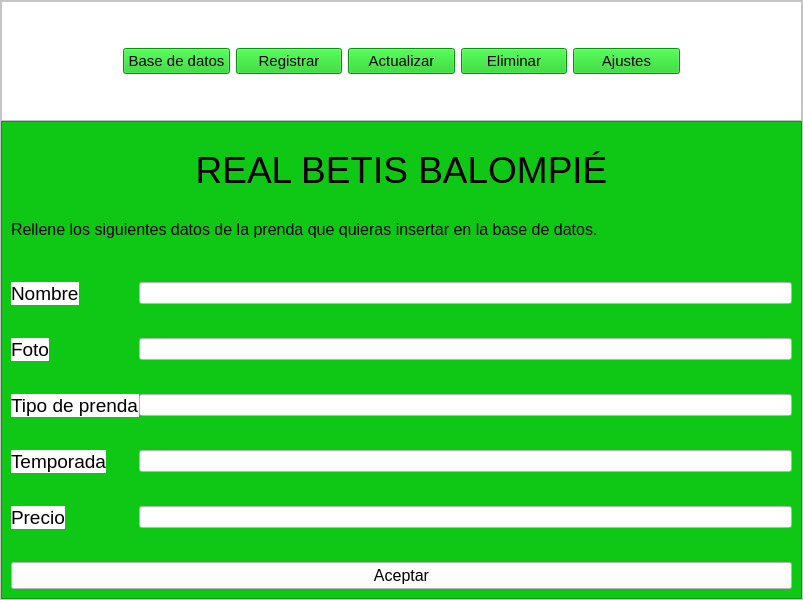
This is Programacion/Proyecto_Programacion_escritorio/diseño_aplicacion_escritorio.ui in FjBarreraR/SAFA as Qt 5 draws it before an edit. The edited form follows.
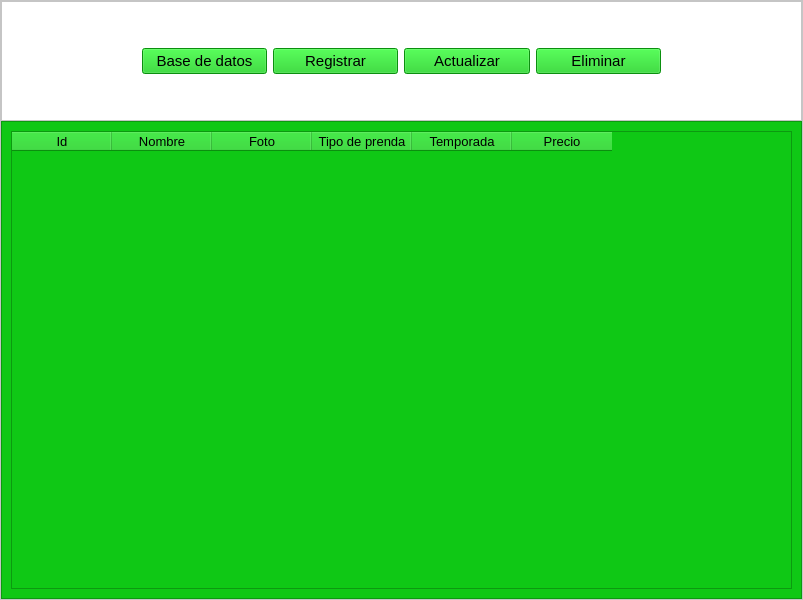
This is the edited form. The open tabs and pages were chosen to show the change. Icons and pictures are not drawn.

```diff
--- a/Programacion/Proyecto_Programacion_escritorio/diseño_aplicacion_escritorio.ui
+++ b/Programacion/Proyecto_Programacion_escritorio/diseño_aplicacion_escritorio.ui
@@ -14,7 +14,7 @@
    <string>MainWindow</string>
   </property>
   <widget class="QWidget" name="centralwidget">
-   <layout class="QHBoxLayout" name="horizontalLayout_6">
+   <layout class="QVBoxLayout" name="verticalLayout_8">
     <property name="spacing">
      <number>0</number>
     </property>
@@ -70,7 +70,7 @@
          <property name="frameShadow">
           <enum>QFrame::Raised</enum>
          </property>
-         <layout class="QHBoxLayout" name="horizontalLayout" stretch="0,0,0,0,0,0,0">
+         <layout class="QHBoxLayout" name="horizontalLayout" stretch="0,0,0,0,0,0">
           <item>
            <widget class="QLabel" name="label">
             <property name="styleSheet">
@@ -138,18 +138,6 @@
             </property>
            </widget>
           </item>
-          <item>
-           <widget class="QPushButton" name="pushButton_5">
-            <property name="font">
-             <font>
-              <pointsize>11</pointsize>
-             </font>
-            </property>
-            <property name="text">
-             <string>Ajustes</string>
-            </property>
-           </widget>
-          </item>
           <item>
            <widget class="QLabel" name="label_2">
             <property name="styleSheet">
@@ -569,42 +557,86 @@
               </item>
              </layout>
             </widget>
-            <widget class="QWidget" name="Base_de_datos">
-             <widget class="QTableWidget" name="tableWidget">
-              <property name="geometry">
-               <rect>
-                <x>140</x>
-                <y>10</y>
-                <width>511</width>
-                <height>371</height>
-               </rect>
+            <widget class="QWidget" name="eliminar_page"/>
+            <widget class="QWidget" name="base_de_datos">
+             <layout class="QHBoxLayout" name="horizontalLayout_6">
+              <property name="leftMargin">
+               <number>0</number>
               </property>
+              <property name="topMargin">
+               <number>0</number>
+              </property>
+              <property name="rightMargin">
+               <number>0</number>
+              </property>
+              <property name="bottomMargin">
+               <number>0</number>
+              </property>
+              <item>
+               <widget class="QTableWidget" name="tabla_base_datos">
+                <column>
+                 <property name="text">
+                  <string>Id</string>
+                 </property>
+                 <property name="font">
+                  <font>
+                   <pointsize>10</pointsize>
+                  </font>
+                 </property>
+                </column>
               <column>
                <property name="text">
                 <string>Nombre</string>
                </property>
+                 <property name="font">
+                  <font>
+                   <pointsize>10</pointsize>
+                  </font>
+                 </property>
               </column>
               <column>
                <property name="text">
                 <string>Foto</string>
                </property>
+                 <property name="font">
+                  <font>
+                   <pointsize>10</pointsize>
+                  </font>
+                 </property>
               </column>
               <column>
                <property name="text">
                 <string>Tipo de prenda</string>
                </property>
+                 <property name="font">
+                  <font>
+                   <pointsize>10</pointsize>
+                  </font>
+                 </property>
               </column>
               <column>
                <property name="text">
                 <string>Temporada</string>
                </property>
+                 <property name="font">
+                  <font>
+                   <pointsize>10</pointsize>
+                  </font>
+                 </property>
               </column>
               <column>
                <property name="text">
                 <string>Precio</string>
                </property>
-              </column>
-             </widget>
+                 <property name="font">
+                  <font>
+                   <pointsize>10</pointsize>
+                  </font>
+                 </property>
+                </column>
+               </widget>
+              </item>
+             </layout>
             </widget>
            </widget>
           </item>
```
Left out of the diff: 12 changed lines with no effect on the pictures. Lines whose indentation alone changed are shown as unchanged.
